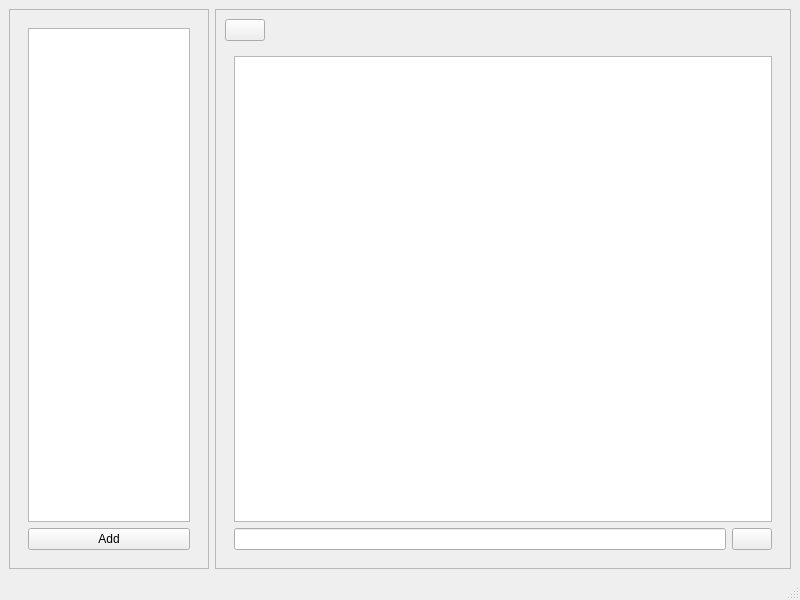
This is SimpleChat/mainwindow.ui in Ssssvhhhhh/SimpleChat as Qt 5 draws it before an edit. The edited form follows.
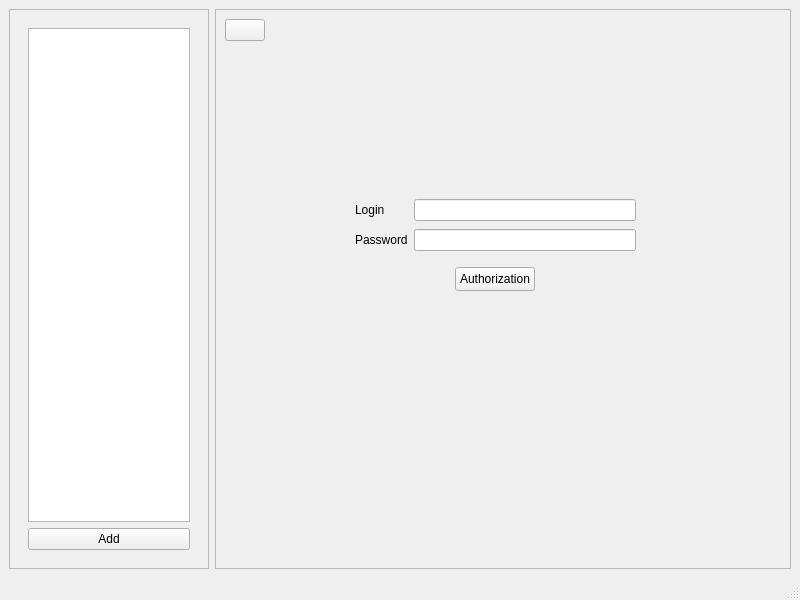
This is the edited form. Icons and pictures are not drawn.

Commit message: the authorization system is ready

Diff of the .ui file:
```diff
--- a/SimpleChat/mainwindow.ui
+++ b/SimpleChat/mainwindow.ui
@@ -116,7 +116,7 @@
        <item>
         <widget class="QStackedWidget" name="stackedWidget">
          <property name="currentIndex">
-          <number>0</number>
+          <number>3</number>
          </property>
          <widget class="QWidget" name="pageChat">
           <layout class="QVBoxLayout" name="verticalLayout_4">
@@ -236,6 +236,53 @@
           </layout>
          </widget>
          <widget class="QWidget" name="pageUserSettings"/>
+         <widget class="QWidget" name="pageAuthorization">
+          <widget class="QPushButton" name="pushButtonAuthorization">
+           <property name="geometry">
+            <rect>
+             <x>230</x>
+             <y>220</y>
+             <width>80</width>
+             <height>24</height>
+            </rect>
+           </property>
+           <property name="text">
+            <string>Authorization</string>
+           </property>
+          </widget>
+          <widget class="QWidget" name="">
+           <property name="geometry">
+            <rect>
+             <x>130</x>
+             <y>150</y>
+             <width>281</width>
+             <height>56</height>
+            </rect>
+           </property>
+           <layout class="QGridLayout" name="gridLayout_2">
+            <item row="0" column="0">
+             <widget class="QLabel" name="label">
+              <property name="text">
+               <string>Login</string>
+              </property>
+             </widget>
+            </item>
+            <item row="0" column="1">
+             <widget class="QLineEdit" name="lineEditLogin"/>
+            </item>
+            <item row="1" column="0">
+             <widget class="QLabel" name="label_2">
+              <property name="text">
+               <string>Password</string>
+              </property>
+             </widget>
+            </item>
+            <item row="1" column="1">
+             <widget class="QLineEdit" name="lineEditPassword"/>
+            </item>
+           </layout>
+          </widget>
+         </widget>
         </widget>
        </item>
       </layout>
```
The commit also changes 7 other files.
